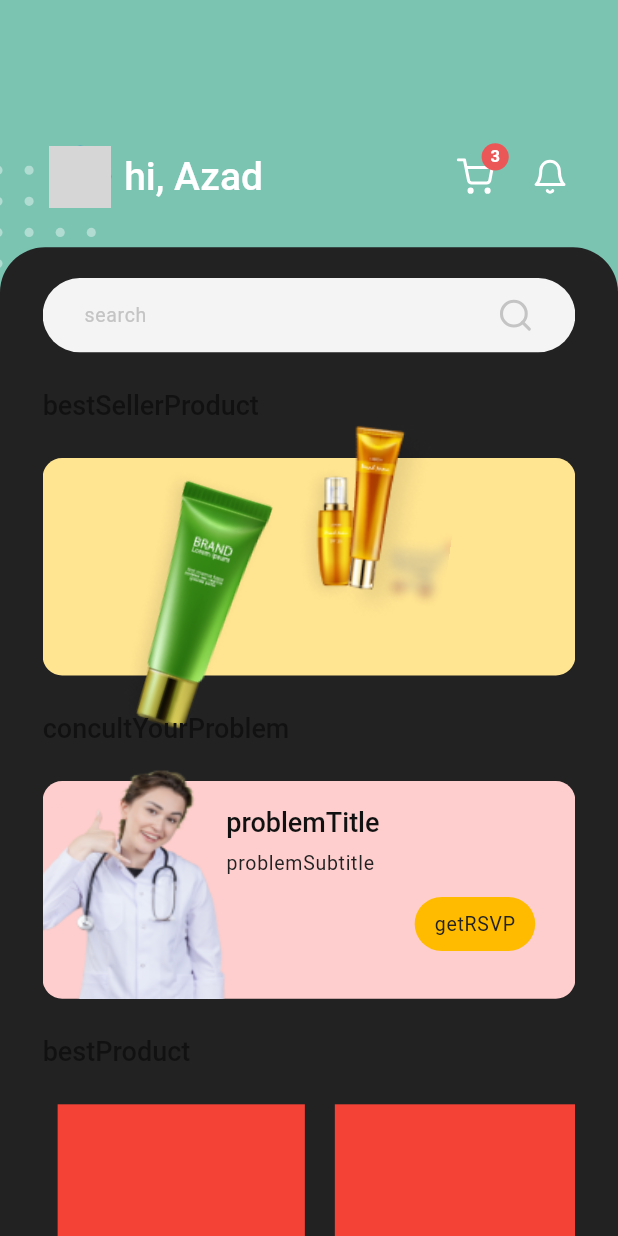
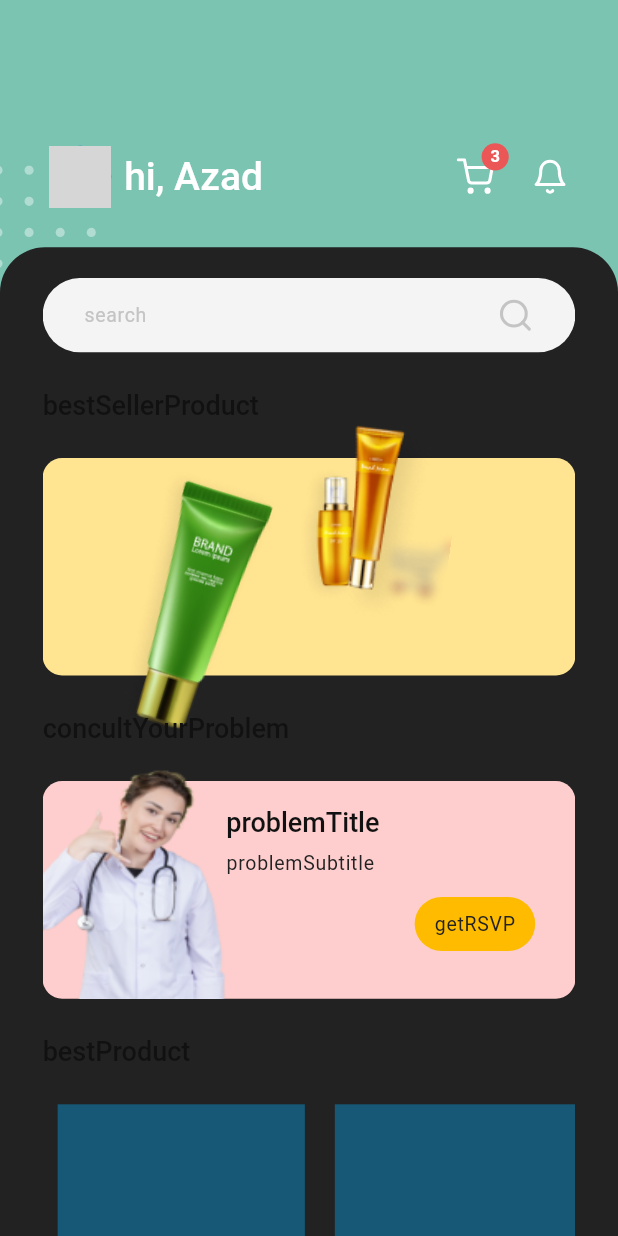
Before and after one commit to azaderdogan/beauty_app, a Flutter app: the screen it shows after launch, on a phone screen of 412 x 824 dp. Run offline on Flutter 3.47's test engine with Material 2 defaults, Android fonts, the phone set to English and light mode, and no system bars; drawn by our look-alikes of sliding_up_panel; our stand-ins replace cached_network_image, flutter_svg, get, shared_preferences, sizer; missing offline and left inert: vexana; network calls fail; Roboto replaces fonts that are missing (Poppins_Bold); grey boxes are pictures that could not be loaded.

```diff
--- a/lib/view/home/widgets/best_product_listview.dart
+++ b/lib/view/home/widgets/best_product_listview.dart
@@ -1,3 +1,4 @@
+import 'package:beauty_app/core/extensions/context_extension.dart';
 import 'package:flutter/material.dart';
 import 'package:sizer/sizer.dart';
 
@@ -14,17 +15,17 @@ class BestProductListView extends StatelessWidget {
         shrinkWrap: true,
         itemCount: 3,
         scrollDirection: Axis.horizontal,
-        itemBuilder: (context, index) => _buildProductItem(),
+        itemBuilder: (context, index) => _buildProductItem(context),
       ),
     );
   }
 
-  Container _buildProductItem() {
+  Container _buildProductItem(BuildContext context) {
     return Container(
       height: 20.h,
       width: 20.h,
       margin: EdgeInsets.symmetric(horizontal: 10),
-      color: Colors.red,
+      color: context.randomColor.withOpacity(0.4),
     );
   }
 }
```
